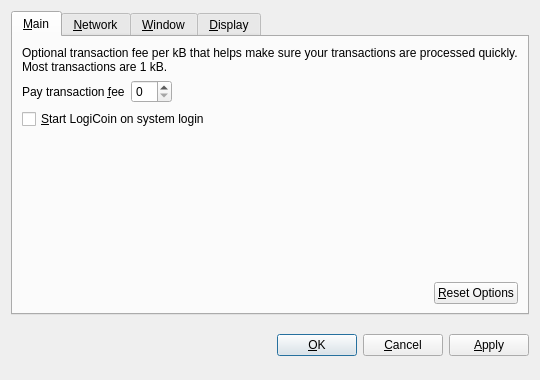
This is src/qt/forms/optionsdialog.ui in Logicoin/logicoin as Qt 5 draws it before an edit. The edited form follows.
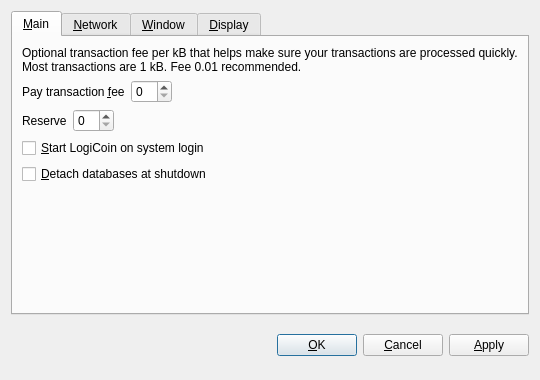
This is the edited form. Custom widgets are drawn as their Qt base class.

```diff
--- a/src/qt/forms/optionsdialog.ui
+++ b/src/qt/forms/optionsdialog.ui
@@ -33,7 +33,7 @@
        <item>
         <widget class="QLabel" name="transactionFeeInfoLabel">
          <property name="text">
-          <string>Optional transaction fee per kB that helps make sure your transactions are processed quickly. Most transactions are 1 kB.</string>
+          <string>Optional transaction fee per kB that helps make sure your transactions are processed quickly. Most transactions are 1 kB. Fee 0.01 recommended.</string>
          </property>
          <property name="textFormat">
           <enum>Qt::PlainText</enum>
@@ -62,7 +62,40 @@
           <widget class="BitcoinAmountField" name="transactionFee"/>
          </item>
          <item>
-          <spacer name="horizontalSpacer_1_Main">
+          <spacer name="horizontalSpacerFee">
+           <property name="orientation">
+            <enum>Qt::Horizontal</enum>
+           </property>
+           <property name="sizeHint" stdset="0">
+            <size>
+             <width>40</width>
+             <height>20</height>
+            </size>
+           </property>
+          </spacer>
+         </item>
+        </layout>
+       </item>
+       <item>
+        <layout class="QHBoxLayout" name="horizontalLayoutReserveBalance">
+         <item>
+          <widget class="QLabel" name="reserveBalanceLabel">
+           <property name="text">
+            <string>Reserve</string>
+           </property>
+           <property name="textFormat">
+            <enum>Qt::PlainText</enum>
+           </property>
+           <property name="buddy">
+            <cstring>reserveBalance</cstring>
+           </property>
+          </widget>
+         </item>
+         <item>
+          <widget class="BitcoinAmountField" name="reserveBalance"/>
+         </item>
+         <item>
+          <spacer name="horizontalSpacerReserveBalance">
            <property name="orientation">
             <enum>Qt::Horizontal</enum>
            </property>
@@ -86,6 +119,16 @@
          </property>
         </widget>
        </item>
+       <item>
+        <widget class="QCheckBox" name="detachDatabases">
+         <property name="toolTip">
+          <string>Detach block and address databases at shutdown. This means they can be moved to another data directory, but it slows down shutdown. The wallet is always detached.</string>
+         </property>
+         <property name="text">
+          <string>&amp;Detach databases at shutdown</string>
+         </property>
+        </widget>
+       </item>
        <item>
         <spacer name="verticalSpacer_Main">
          <property name="orientation">
@@ -99,36 +142,6 @@
          </property>
         </spacer>
        </item>
-       <item>
-        <layout class="QHBoxLayout" name="horizontalLayout_2_Main">
-         <item>
-          <spacer name="horizontalSpacer_2_Main">
-           <property name="orientation">
-            <enum>Qt::Horizontal</enum>
-           </property>
-           <property name="sizeHint" stdset="0">
-            <size>
-             <width>40</width>
-             <height>20</height>
-            </size>
-           </property>
-          </spacer>
-         </item>
-         <item>
-          <widget class="QPushButton" name="resetButton">
-           <property name="toolTip">
-            <string>Reset all client options to default.</string>
-           </property>
-           <property name="text">
-            <string>&amp;Reset Options</string>
-           </property>
-           <property name="autoDefault">
-            <bool>false</bool>
-           </property>
-          </widget>
-         </item>
-        </layout>
-       </item>
       </layout>
      </widget>
      <widget class="QWidget" name="tabNetwork">
```
Left out of the diff: 2 changed lines with no effect on the pictures.
